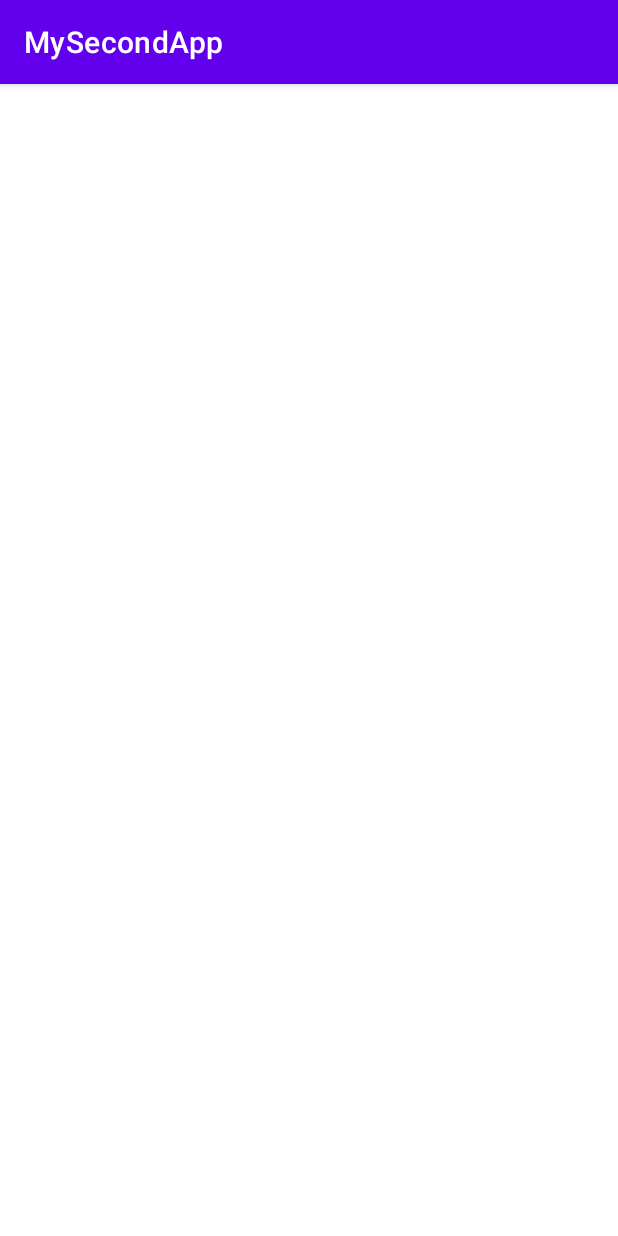
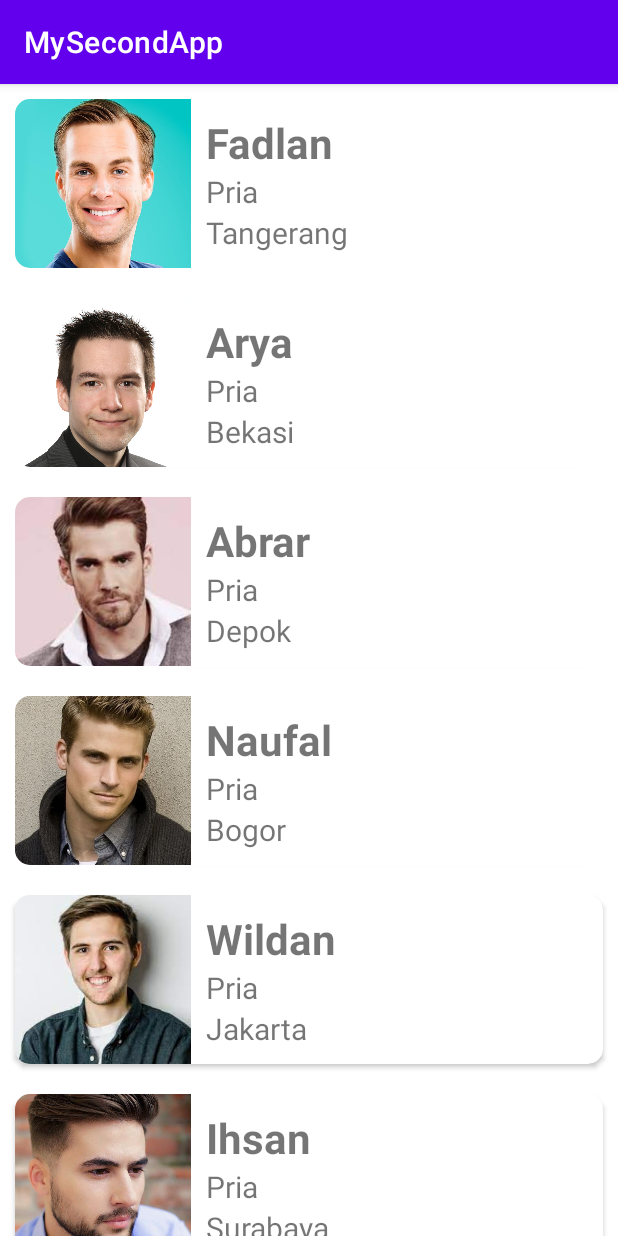
Before and after one commit to jefriyh/sampl-second-app, an Android app: the screen it shows after launch (CustomerListActivity), on a phone screen of 412 x 824 dp. Run offline under Robolectric (Android 15) with nearby library versions, the phone set to English and light mode, and no system bars.

```diff
--- a/app/src/main/java/com/sciencekom/mysecondapp/CustomerListActivity.kt
+++ b/app/src/main/java/com/sciencekom/mysecondapp/CustomerListActivity.kt
@@ -2,6 +2,7 @@ package com.sciencekom.mysecondapp
 
 import androidx.appcompat.app.AppCompatActivity
 import android.os.Bundle
+import androidx.recyclerview.widget.LinearLayoutManager
 import com.sciencekom.mysecondapp.databinding.ActivityCustomerListBinding
 
 class CustomerListActivity : AppCompatActivity() {
@@ -13,8 +14,15 @@ class CustomerListActivity : AppCompatActivity() {
         super.onCreate(savedInstanceState)
         binding = ActivityCustomerListBinding.inflate(layoutInflater)
         setContentView(binding.root)
+        list.addAll(listCustomers)
 
-        list.addAll(listCustomers)
+
+        binding.rvCustomer.setHasFixedSize(true)
+        binding.rvCustomer.layoutManager = LinearLayoutManager(this)
+
+        val customerListAdapter = CustomerListAdapter(list)
+        binding.rvCustomer.adapter = customerListAdapter
+
 
 
     }
@@ -29,12 +37,9 @@ class CustomerListActivity : AppCompatActivity() {
 
         for (i in dataName.indices){
             val customer = Customer(dataName[i],dataDomicile[i],
-                dataGender[i], dataImage.getResourceId(i, -1))
+                dataGender[i], dataImage.getResourceId(i, 0))
             listCustomer.add(customer)
         }
-
         return listCustomer
     }
-
-
 }
--- a/app/src/main/res/values/strings.xml
+++ b/app/src/main/res/values/strings.xml
@@ -43,10 +43,10 @@
     <integer-array name="data_image">
         <item>@drawable/data_man_1</item>
         <item>@drawable/data_man_2</item>
-        <item>@drawable/data_man_1</item>
-        <item>@drawable/data_man_2</item>
-        <item>@drawable/data_man_1</item>
-        <item>@drawable/data_man_2</item>
+        <item>@drawable/data_man_3</item>
+        <item>@drawable/data_man_4</item>
+        <item>@drawable/data_man_5</item>
+        <item>@drawable/data_man_6</item>
         <item>@drawable/data_woman_1</item>
         <item>@drawable/data_woman_2</item>
         <item>@drawable/data_woman_1</item>
```
Also changed, not shown: app/src/main/res/drawable/data_man_3.jpg (added), app/src/main/res/drawable/data_man_4.jpg (added), app/src/main/res/drawable/data_man_5.jpg (added), app/src/main/res/drawable/data_man_6.jpg (added).
